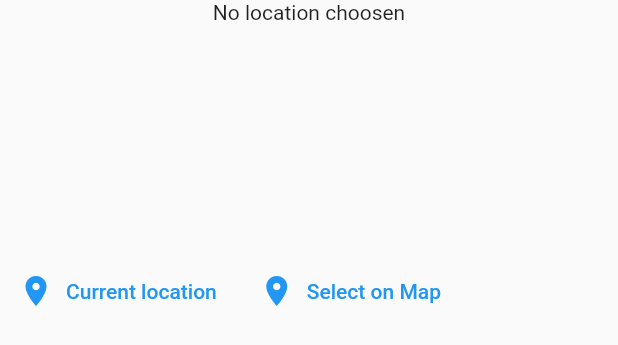
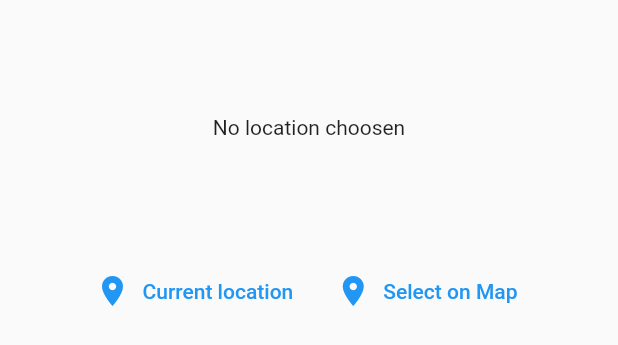
Before and after one commit to kmvbatista/amazing_places, a Flutter app: the LocationInput widget shown alone on an empty page, opened directly, on a phone screen of 412 x 824 dp. Shown: the top 345 px of the screen. Run offline on Flutter 3.47's test engine with Material 2 defaults, Android fonts, the phone set to English and light mode, and no system bars; our stand-ins replace image_picker, sqflite; accounts and stored records are empty.

Commit message:
location input

```diff
--- a/lib/widgets/location_input.dart
+++ b/lib/widgets/location_input.dart
@@ -15,9 +15,11 @@ class _LocationInputState extends State<LocationInput> {
           height: 170,
           width: double.infinity,
           child: _previewImageUrl == null
-              ? const Text(
-                  'No location choosen',
-                  textAlign: TextAlign.center,
+              ? Center(
+                  child: const Text(
+                    'No location choosen',
+                    textAlign: TextAlign.center,
+                  ),
                 )
               : Image.network(
                   _previewImageUrl,
@@ -25,7 +27,7 @@ class _LocationInputState extends State<LocationInput> {
                   width: double.infinity,
                 ),
         ),
-        Row(
+        Wrap(
           children: <Widget>[
             FlatButton.icon(
               onPressed: null,
```
